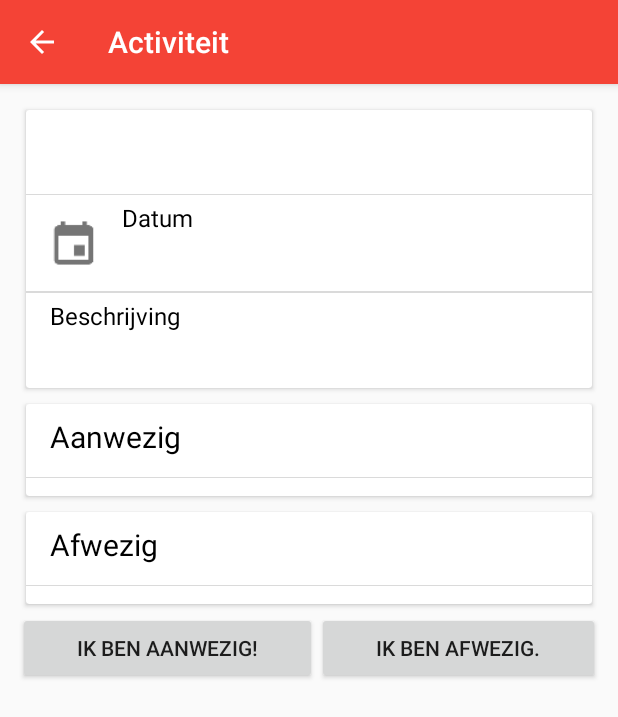
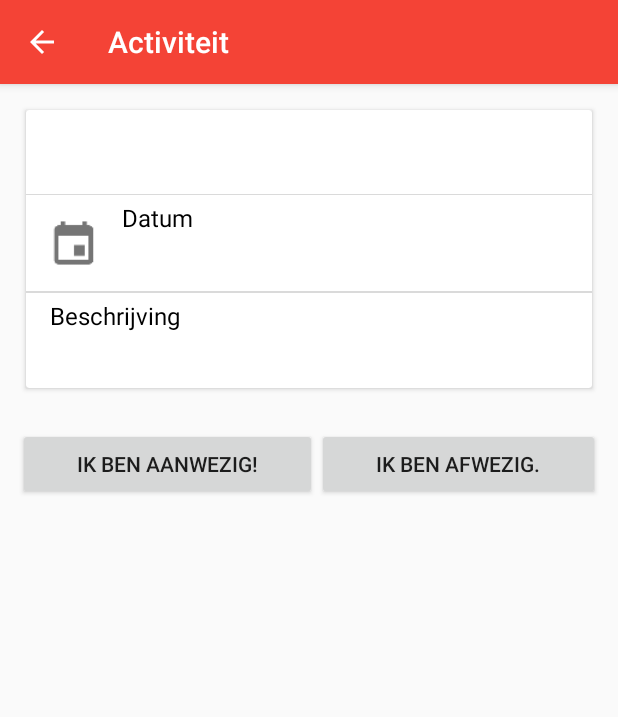
Before and after one commit to DispuutHamers/hamersapp, an Android app: the SingleEventActivity screen opened directly, with no data from a screen before it, on a phone screen of 412 x 824 dp. Shown: the top 717 px of the screen. Run offline under Robolectric (Android 15) with nearby library versions, the phone set to English and light mode, and no system bars; 13 statements that could not run were skipped.

Commit message:
Remove empty ViewGroups

```diff
--- a/hamersapp/src/main/java/nl/ecci/hamers/events/SingleEventActivity.java
+++ b/hamersapp/src/main/java/nl/ecci/hamers/events/SingleEventActivity.java
@@ -31,6 +31,8 @@ public class SingleEventActivity extends AppCompatActivity {
     private int id;
     private LinearLayout parentLayout;
     private SharedPreferences prefs;
+    private ViewGroup aanwezigLayout;
+    private ViewGroup afwezigLayout;
 
     @Override
     public void onCreate(Bundle savedInstanceState) {
@@ -47,12 +49,15 @@ public class SingleEventActivity extends AppCompatActivity {
         View dateRow = findViewById(R.id.row_date);
         View locationRow = findViewById(R.id.row_location);
         View descriptionRow = findViewById(R.id.row_description);
-        LinearLayout aanwezig_layout = (LinearLayout) findViewById(R.id.aanwezig_layout);
+        LinearLayout button_layout = (LinearLayout) findViewById(R.id.button_layout);
         ViewGroup aanwezigView = (ViewGroup) findViewById(R.id.aanwezig_insert_point);
         ViewGroup afwezigView = (ViewGroup) findViewById(R.id.afwezig_insert_point);
         LinearLayout buttonLayout = (LinearLayout) findViewById(R.id.buttonLayout);
         Button aanwezigButton = (Button) findViewById(R.id.aanwezig_button);
         Button afwezigButton = (Button) findViewById(R.id.afwezig_button);
+
+        ViewGroup aanwezigLayout = (ViewGroup) findViewById(R.id.aanwezig_layout);
+        ViewGroup afwezigLayout = (ViewGroup) findViewById(R.id.afwezig_layout);
 
         Bundle extras = getIntent().getExtras();
         id = extras.getInt("id");
@@ -68,7 +73,7 @@ public class SingleEventActivity extends AppCompatActivity {
                 aanwezigView.addView(view, new ViewGroup.LayoutParams(ViewGroup.LayoutParams.MATCH_PARENT, ViewGroup.LayoutParams.MATCH_PARENT));
             }
         } else {
-            aanwezigView.removeAllViews();
+            aanwezigLayout.removeAllViews();
         }
 
         if (afwezigItems.size() != 0) {
@@ -80,7 +85,7 @@ public class SingleEventActivity extends AppCompatActivity {
                 afwezigView.addView(view, new ViewGroup.LayoutParams(ViewGroup.LayoutParams.MATCH_PARENT, ViewGroup.LayoutParams.MATCH_PARENT));
             }
         } else {
-            afwezigView.removeAllViews();
+            afwezigLayout.removeAllViews();
         }
 
         String title = extras.getString("title");
@@ -100,7 +105,7 @@ public class SingleEventActivity extends AppCompatActivity {
             appDatum = appDF.format(dbDatum);
 
             if (today.after(dbDatum)) {
-                aanwezig_layout.setVisibility(View.GONE);
+                button_layout.setVisibility(View.GONE);
                 ScrollView scrollView = (ScrollView) findViewById(R.id.single_event_scrollview);
                 scrollView.removeView(buttonLayout);
             }
--- a/hamersapp/src/main/res/layout/single_beer.xml
+++ b/hamersapp/src/main/res/layout/single_beer.xml
@@ -107,6 +107,7 @@
 
                 <android.support.v7.widget.CardView
                         xmlns:card_view="http://schemas.android.com/apk/res-auto"
+                        android:id="@+id/reviews"
                         android:layout_width="match_parent"
                         android:layout_height="match_parent"
                         card_view:cardCornerRadius="2dp"
--- a/hamersapp/src/main/res/layout/single_event.xml
+++ b/hamersapp/src/main/res/layout/single_event.xml
@@ -81,6 +81,7 @@
 
             <android.support.v7.widget.CardView
                     xmlns:card_view="http://schemas.android.com/apk/res-auto"
+                    android:id="@+id/aanwezig_layout"
                     android:layout_width="match_parent"
                     android:layout_height="match_parent"
                     card_view:cardCornerRadius="2dp"
@@ -119,6 +120,7 @@
 
             <android.support.v7.widget.CardView
                     xmlns:card_view="http://schemas.android.com/apk/res-auto"
+                    android:id="@+id/afwezig_layout"
                     android:layout_width="match_parent"
                     android:layout_height="match_parent"
                     card_view:cardCornerRadius="2dp"
@@ -157,12 +159,11 @@
             </android.support.v7.widget.CardView>
 
             <LinearLayout
-                    android:id="@+id/aanwezig_layout"
+                    android:id="@+id/button_layout"
                     android:layout_width="match_parent"
                     android:layout_height="wrap_content"
                     android:layout_gravity="bottom"
-                    android:orientation="horizontal"
-                    >
+                    android:orientation="horizontal">
                 <Button
                         android:id="@+id/aanwezig_button"
                         android:layout_width="wrap_content"
```
Also changed, not shown: hamersapp/src/main/java/nl/ecci/hamers/beers/SingleBeerActivity.java (+7 -0 lines).
